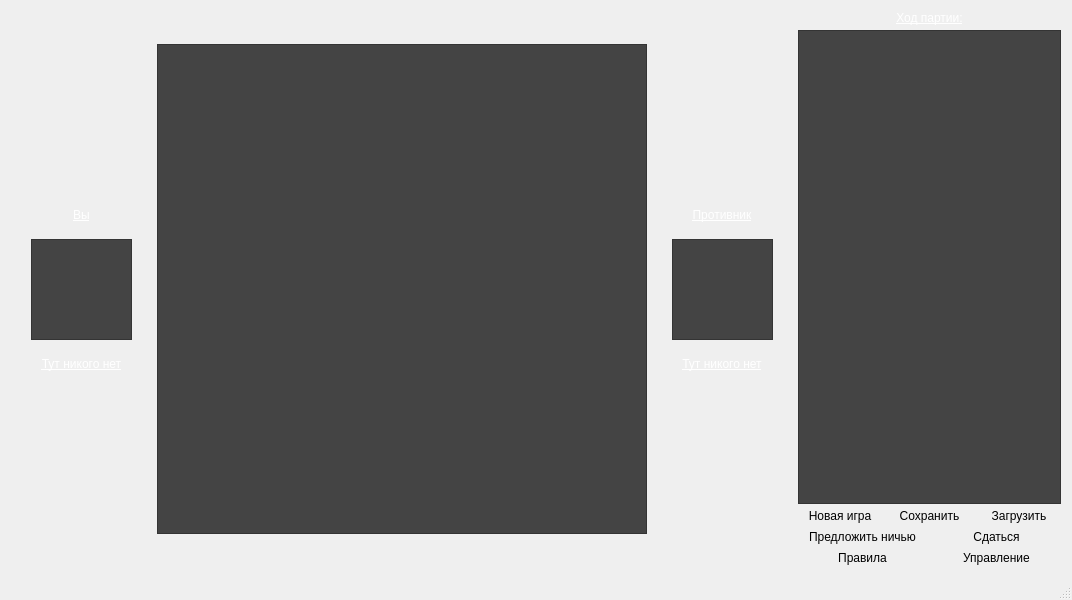
Above: mainwindow.ui from DarthAkiraNihil/CLCheckers2ThePathOfQTness before the change. Below: the same form after it.
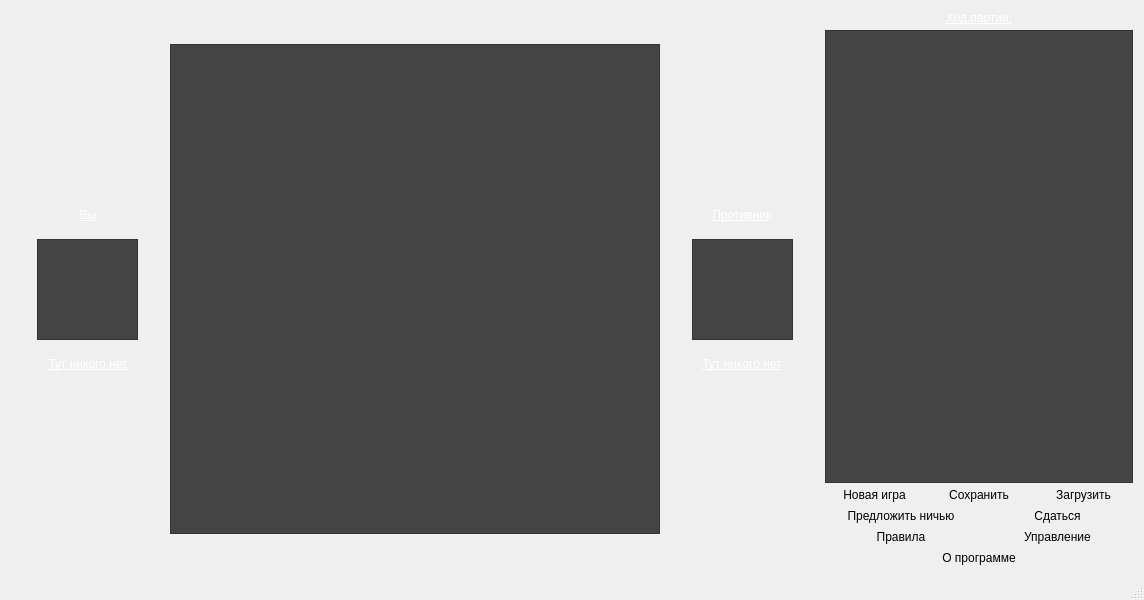
That is the form after the change. Icons and pictures are not drawn.

What changed in the file:
```diff
--- a/mainwindow.ui
+++ b/mainwindow.ui
@@ -6,13 +6,13 @@
    <rect>
     <x>0</x>
     <y>0</y>
-    <width>1072</width>
+    <width>1144</width>
     <height>600</height>
    </rect>
   </property>
   <property name="minimumSize">
    <size>
-    <width>1000</width>
+    <width>1144</width>
     <height>600</height>
    </size>
   </property>
@@ -533,6 +533,38 @@
           </item>
          </layout>
         </item>
+        <item>
+         <widget class="QPushButton" name="aboutButton">
+          <property name="styleSheet">
+           <string notr="true">QPushButton {
+	border-image: url(:/assets/Button.png) 3 10 3 10;
+	border-top: 3px transparent;
+    border-bottom: 3px transparent;
+    border-right: 10px transparent;
+    border-left: 10px transparent;
+	padding-bottom: 2px;
+	font: 9pt &quot;Segoe UI&quot;;
+}
+
+QPushButton:pressed {
+	border-image: url(:/assets/PressedButton.png)  3 10 3 10;
+	border-top: 3px transparent;
+    border-bottom: 3px transparent;
+    border-right: 10px transparent;
+    border-left: 10px transparent;
+	padding-bottom: 2px;
+	font: 9pt &quot;Segoe UI&quot;;
+}</string>
+          </property>
+          <property name="text">
+           <string>О программе</string>
+          </property>
+          <property name="icon">
+           <iconset resource="resources.qrc">
+            <normaloff>:/assets/funny.ico</normaloff>:/assets/funny.ico</iconset>
+          </property>
+         </widget>
+        </item>
        </layout>
       </item>
      </layout>
```
Left out of the diff: 68 changed lines with no effect on the pictures.
